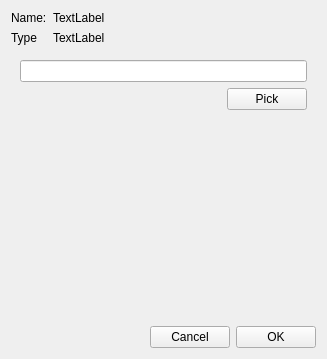
marcellfischbach/CobaltSKY, file Tools/ValkyrieEditor/ShaderGraph/EditResourceDefaultDialog.ui: the form before one commit.
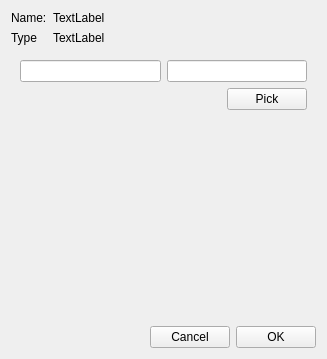
The form after the commit.

Commit message: Shader graph is working with textures.

What changed in the file:
```diff
--- a/Tools/ValkyrieEditor/ShaderGraph/EditResourceDefaultDialog.ui
+++ b/Tools/ValkyrieEditor/ShaderGraph/EditResourceDefaultDialog.ui
@@ -381,7 +381,14 @@
      <widget class="QWidget" name="pageTexture">
       <layout class="QGridLayout" name="gridLayout_12">
        <item row="0" column="0" colspan="2">
-        <widget class="QLineEdit" name="leTextureRef"/>
+        <layout class="QHBoxLayout" name="horizontalLayout_2">
+         <item>
+          <widget class="QLineEdit" name="leTextureRefFile"/>
+         </item>
+         <item>
+          <widget class="QLineEdit" name="leTextureRefName"/>
+         </item>
+        </layout>
        </item>
        <item row="1" column="0">
         <spacer name="horizontalSpacer_2">
```
The commit also changes 11 other files.
